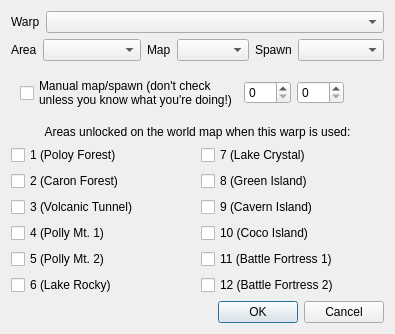
Old version of the form libtales-qt/warpeditdialog.ui in the repository suppertails66/tales.
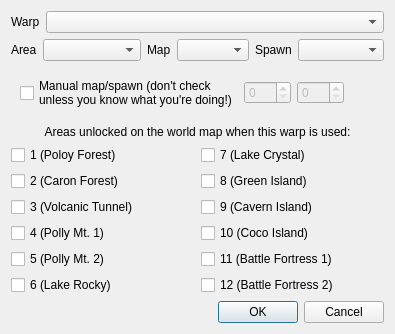
New version of the form.

Commit message: Fix manual map specifier

```diff
--- a/libtales-qt/warpeditdialog.ui
+++ b/libtales-qt/warpeditdialog.ui
@@ -281,6 +281,9 @@
       </item>
       <item>
        <widget class="QSpinBox" name="mapOverrideNumBox">
+        <property name="enabled">
+         <bool>false</bool>
+        </property>
         <property name="sizePolicy">
          <sizepolicy hsizetype="Maximum" vsizetype="Fixed">
           <horstretch>0</horstretch>
@@ -294,6 +297,9 @@
       </item>
       <item>
        <widget class="QSpinBox" name="spawnOverrideNumBox">
+        <property name="enabled">
+         <bool>false</bool>
+        </property>
         <property name="maximum">
          <number>255</number>
         </property>
```
